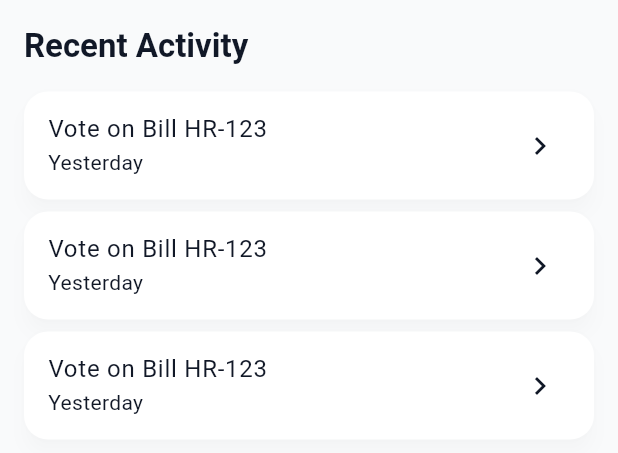
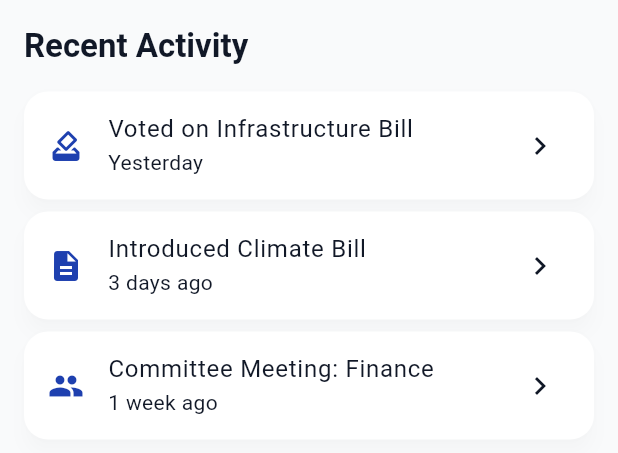
Before and after one commit to jwgillispie/guvvy, a Flutter app: the RepresentativeActivity widget shown alone on an empty page, opened directly with empty values, on a phone screen of 412 x 824 dp. Shown: the top 453 px of the screen. Run offline on Flutter 3.47's test engine with Material 3 defaults, Android fonts, the phone set to English and light mode, and no system bars; our stand-ins replace equatable, flutter_bloc, shared_preferences; accounts and stored records are empty.

Commit message:
enhancing ui

```diff
--- a/guvvy/lib/features/representatives/presentation/widgets/representative_activity.dart
+++ b/guvvy/lib/features/representatives/presentation/widgets/representative_activity.dart
@@ -9,9 +9,29 @@ class RepresentativeActivity extends StatelessWidget {
     Key? key,
     required this.representative,
   }) : super(key: key);
+// In lib/features/representatives/presentation/widgets/representative_activity.dart
 
   @override
   Widget build(BuildContext context) {
+    // Mock activity data for display
+    final activities = [
+      {
+        'title': 'Voted on Infrastructure Bill',
+        'date': 'Yesterday',
+        'type': 'vote'
+      },
+      {
+        'title': 'Introduced Climate Bill',
+        'date': '3 days ago',
+        'type': 'bill'
+      },
+      {
+        'title': 'Committee Meeting: Finance',
+        'date': '1 week ago',
+        'type': 'committee'
+      },
+    ];
+
     return Padding(
       padding: const EdgeInsets.all(16.0),
       child: Column(
@@ -22,18 +42,29 @@ class RepresentativeActivity extends StatelessWidget {
             style: Theme.of(context).textTheme.titleLarge,
           ),
           const SizedBox(height: 16),
-          // This will be populated with actual activity data
           ListView.builder(
             shrinkWrap: true,
             physics: const NeverScrollableScrollPhysics(),
-            itemCount: 3,
+            itemCount: activities.length,
             itemBuilder: (context, index) {
+              final activity = activities[index];
               return Card(
                 margin: const EdgeInsets.only(bottom: 8),
                 child: ListTile(
-                  title: const Text('Vote on Bill HR-123'),
-                  subtitle: const Text('Yesterday'),
+                  leading: Icon(
+                    activity['type'] == 'vote'
+                        ? Icons.how_to_vote
+                        : activity['type'] == 'bill'
+                            ? Icons.description
+                            : Icons.people,
+                    color: Theme.of(context).primaryColor,
+                  ),
+                  title: Text(activity['title']!),
+                  subtitle: Text(activity['date']!),
                   trailing: const Icon(Icons.chevron_right),
+                  onTap: () {
+                    // Handle activity tap if needed
+                  },
                 ),
               );
             },
--- a/guvvy/lib/features/representatives/screens/saved_representative_screen.dart
+++ b/guvvy/lib/features/representatives/screens/saved_representative_screen.dart
@@ -74,6 +74,7 @@ class _SavedRepresentativesScreenState
                 final representative = state.savedRepresentatives[index];
                 return EnhancedRepresentativeCard(
                   representative: representative,
+                  isSaved: true, // Since this is for saved representatives
                   onTap: () => Navigator.pushNamed(
                     context,
                     '/representative-details',
```
Also changed, not shown: guvvy/lib/core/services/mock_data_service.dart (+64 -0 lines), guvvy/lib/features/representatives/data/datasources/mock_representative_datasource.dart (added, +27 -0 lines), guvvy/lib/features/representatives/domain/bloc/representatives_bloc.dart (+17 -4 lines), guvvy/lib/features/representatives/screens/representatives_details_screen.dart (+35 -3 lines), guvvy/lib/features/representatives/screens/representatives_list_screen.dart (+13 -28 lines), guvvy/lib/main.dart (+5 -5 lines).
